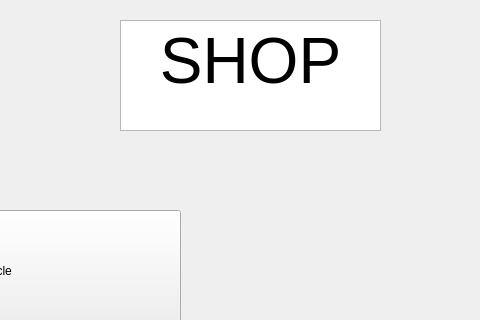
This is GameWindowScreen/shop.ui in sj43/hackricecryptogame as Qt 5 draws it before an edit; both pictures show x 370 to 850 and y 0 to 320 of the 1235 by 635 pixel window. The edited form follows.
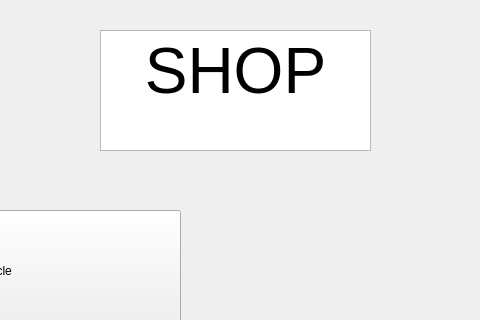
This is the edited form.

```diff
--- a/GameWindowScreen/shop.ui
+++ b/GameWindowScreen/shop.ui
@@ -100,13 +100,13 @@
     </property>
    </item>
   </widget>
-  <widget class="QTextEdit" name="textEdit">
+  <widget class="QTextBrowser" name="textBrowser">
    <property name="geometry">
     <rect>
-     <x>490</x>
-     <y>20</y>
-     <width>261</width>
-     <height>111</height>
+     <x>470</x>
+     <y>30</y>
+     <width>271</width>
+     <height>121</height>
     </rect>
    </property>
    <property name="html">
```
Left out of the diff: 4 changed lines with no effect on the pictures.
